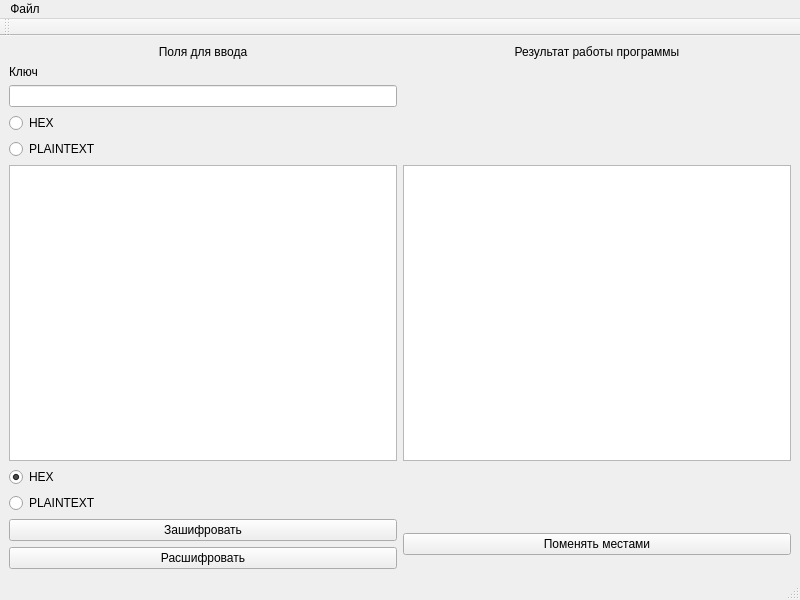
Old version of the form mainwindow.ui in the repository ilya4743/Twofish.
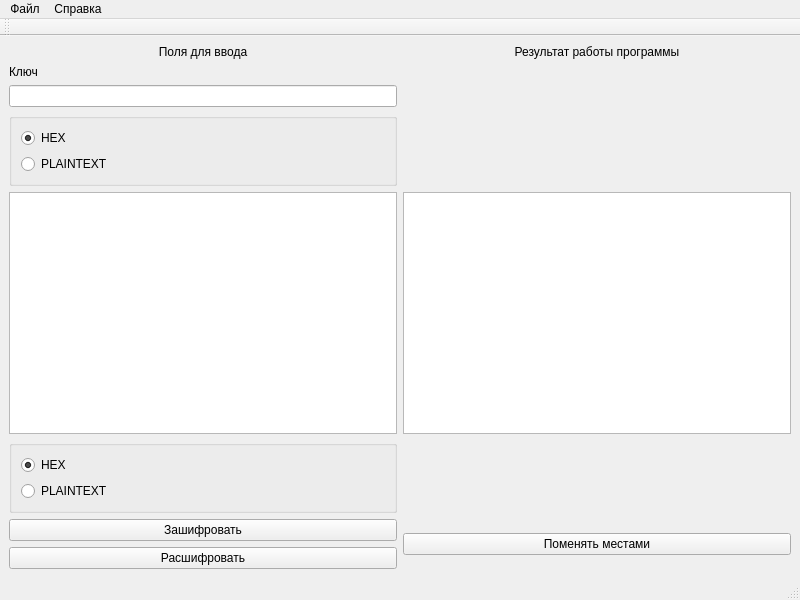
New version of the form.

What changed in the file:
```diff
--- a/mainwindow.ui
+++ b/mainwindow.ui
@@ -17,54 +17,39 @@
    <layout class="QGridLayout" name="gridLayout_3">
     <item row="0" column="0">
      <layout class="QGridLayout" name="gridLayout_2">
-      <item row="1" column="0">
-       <widget class="QLabel" name="label_3">
-        <property name="text">
-         <string>Ключ</string>
+      <item row="5" column="0" rowspan="2">
+       <widget class="QGroupBox" name="groupBox">
+        <property name="title">
+         <string/>
         </property>
+        <layout class="QVBoxLayout" name="verticalLayout">
+         <item>
+          <widget class="QRadioButton" name="radioButton_3">
+           <property name="text">
+            <string>HEX</string>
+           </property>
+           <property name="checked">
+            <bool>true</bool>
+           </property>
+          </widget>
+         </item>
+         <item>
+          <widget class="QRadioButton" name="radioButton_4">
+           <property name="text">
+            <string>PLAINTEXT</string>
+           </property>
+          </widget>
+         </item>
+        </layout>
        </widget>
       </item>
-      <item row="6" column="0">
-       <widget class="QRadioButton" name="radioButton_2">
-        <property name="text">
-         <string>HEX</string>
-        </property>
-        <property name="checked">
-         <bool>true</bool>
-        </property>
-       </widget>
-      </item>
-      <item row="4" column="0">
-       <widget class="QRadioButton" name="radioButton_4">
-        <property name="text">
-         <string>PLAINTEXT</string>
-        </property>
-       </widget>
-      </item>
-      <item row="9" column="0">
+      <item row="13" column="0">
        <widget class="QPushButton" name="pushButton_2">
         <property name="text">
          <string>Расшифровать</string>
         </property>
        </widget>
       </item>
-      <item row="7" column="0">
-       <widget class="QRadioButton" name="radioButton">
-        <property name="text">
-         <string>PLAINTEXT</string>
-        </property>
-       </widget>
-      </item>
-      <item row="2" column="0">
-       <widget class="QLineEdit" name="lineEdit"/>
-      </item>
-      <item row="8" column="0">
-       <widget class="QPushButton" name="pushButton">
-        <property name="text">
-         <string>Зашифровать</string>
-        </property>
-       </widget>
-      </item>
       <item row="0" column="0">
        <widget class="QLabel" name="label">
         <property name="text">
@@ -78,16 +63,29 @@
         </property>
        </widget>
       </item>
-      <item row="3" column="0">
-       <widget class="QRadioButton" name="radioButton_3">
+      <item row="8" column="1">
+       <widget class="QPlainTextEdit" name="plainTextEdit_2"/>
+      </item>
+      <item row="12" column="0">
+       <widget class="QPushButton" name="pushButton">
         <property name="text">
-         <string>HEX</string>
+         <string>Зашифровать</string>
         </property>
-        <property name="checked">
-         <bool>false</bool>
+       </widget>
+      </item>
+      <item row="1" column="0">
+       <widget class="QLabel" name="label_3">
+        <property name="text">
+         <string>Ключ</string>
         </property>
        </widget>
       </item>
+      <item row="2" column="0">
+       <widget class="QLineEdit" name="lineEdit"/>
+      </item>
+      <item row="8" column="0">
+       <widget class="QPlainTextEdit" name="plainTextEdit"/>
+      </item>
       <item row="0" column="1">
        <widget class="QLabel" name="label_2">
         <property name="text">
@@ -98,19 +96,39 @@
         </property>
        </widget>
       </item>
-      <item row="5" column="0">
-       <widget class="QPlainTextEdit" name="plainTextEdit"/>
-      </item>
-      <item row="5" column="1">
-       <widget class="QPlainTextEdit" name="plainTextEdit_2"/>
-      </item>
-      <item row="8" column="1" rowspan="2">
+      <item row="12" column="1" rowspan="2">
        <widget class="QPushButton" name="pushButton_3">
         <property name="text">
          <string>Поменять местами</string>
         </property>
        </widget>
       </item>
+      <item row="10" column="0" rowspan="2">
+       <widget class="QGroupBox" name="groupBox_2">
+        <property name="title">
+         <string/>
+        </property>
+        <layout class="QVBoxLayout" name="verticalLayout_2">
+         <item>
+          <widget class="QRadioButton" name="radioButton_2">
+           <property name="text">
+            <string>HEX</string>
+           </property>
+           <property name="checked">
+            <bool>true</bool>
+           </property>
+          </widget>
+         </item>
+         <item>
+          <widget class="QRadioButton" name="radioButton">
+           <property name="text">
+            <string>PLAINTEXT</string>
+           </property>
+          </widget>
+         </item>
+        </layout>
+       </widget>
+      </item>
      </layout>
     </item>
    </layout>
@@ -130,7 +148,14 @@
     </property>
     <addaction name="action"/>
    </widget>
+   <widget class="QMenu" name="menu_2">
+    <property name="title">
+     <string>Справка</string>
+    </property>
+    <addaction name="action_5"/>
+   </widget>
    <addaction name="menu"/>
+   <addaction name="menu_2"/>
   </widget>
   <widget class="QStatusBar" name="statusbar"/>
   <widget class="QToolBar" name="toolBar">
```
Left out of the diff: 18 changed lines with no effect on the pictures.
